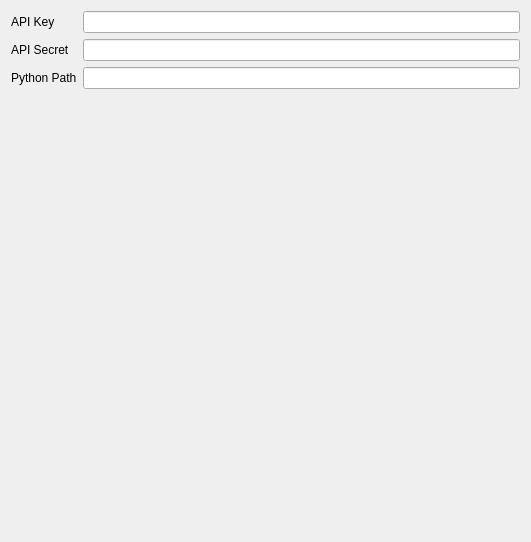
Joensw/RCAIT, file plugins/imageplugins/bingplugin/bingsettings.ui: the form before one commit.
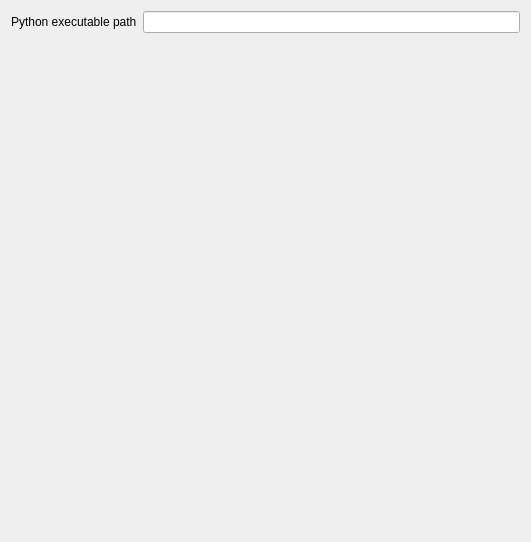
The form after the commit.

Commit message: Updated Settings UI Files for imageloader

The edit to the form file:
```diff
--- a/plugins/imageplugins/bingplugin/bingsettings.ui
+++ b/plugins/imageplugins/bingplugin/bingsettings.ui
@@ -17,33 +17,13 @@
    <item>
     <layout class="QFormLayout" name="formLayout">
      <item row="0" column="0">
-      <widget class="QLabel" name="label">
-       <property name="text">
-        <string>API Key</string>
-       </property>
-      </widget>
-     </item>
-     <item row="0" column="1">
-      <widget class="QLineEdit" name="lineEdit_ApiKey"/>
-     </item>
-     <item row="1" column="0">
-      <widget class="QLabel" name="label_2">
-       <property name="text">
-        <string>API Secret</string>
-       </property>
-      </widget>
-     </item>
-     <item row="1" column="1">
-      <widget class="QLineEdit" name="lineEdit_ApiSecret"/>
-     </item>
-     <item row="2" column="0">
       <widget class="QLabel" name="label_3">
        <property name="text">
-        <string>Python Path</string>
+        <string>Python executable path</string>
        </property>
       </widget>
      </item>
-     <item row="2" column="1">
+     <item row="0" column="1">
       <widget class="QLineEdit" name="lineEdit_PythonPath"/>
      </item>
     </layout>
```
The commit also changes 1 other file.
